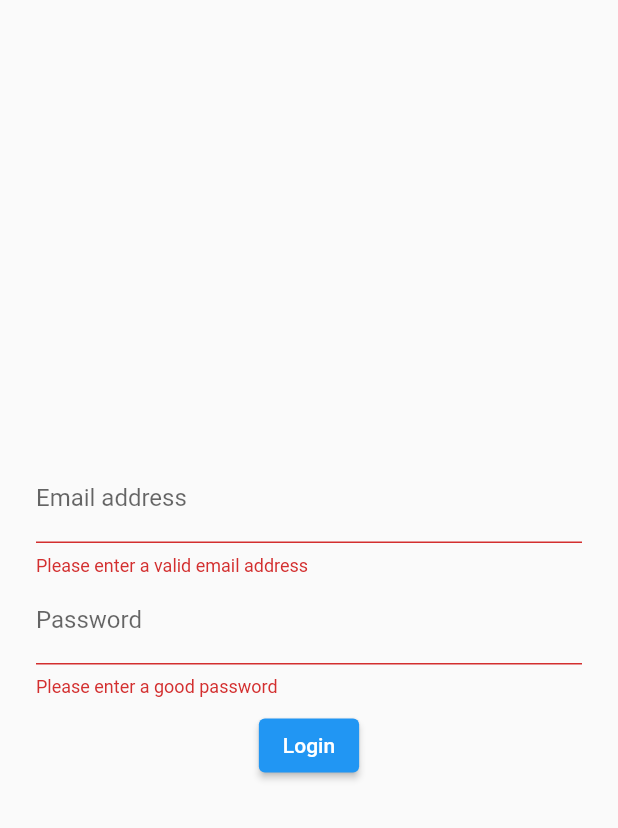
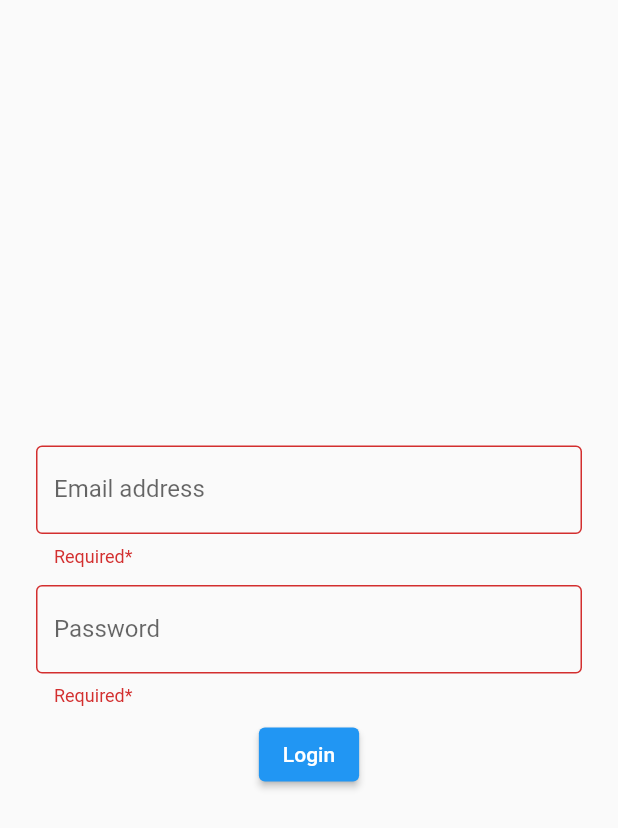
Before and after one commit to mygitt1/flutter_project_app, a Flutter app: the screen it shows after launch, after a tap on "Login", on a phone screen of 412 x 824 dp. Shown: the top 828 px of the screen. Run offline on Flutter 3.47's test engine with Material 2 defaults, Android fonts, the phone set to English and light mode, and no system bars; our stand-ins replace form_field_validator, shared_preferences.

Commit message:
second commit

```diff
--- a/lib/main.dart
+++ b/lib/main.dart
@@ -27,7 +27,9 @@ class MyApp extends StatelessWidget {
         ),
         home: LoginScreen(),
         routes: {
-          EmployeeView.routeName: (ctx) => EmployeeView(),
+          EmployeeView.routeName: (ctx) => EmployeeView(
+
+          ),
           AddEmployeeScreen.routName: (ctx) => AddEmployeeScreen(),
         },
       ),
--- a/lib/screens/login_screen.dart
+++ b/lib/screens/login_screen.dart
@@ -1,5 +1,7 @@
 import 'package:flutter/material.dart';
+
 import 'package:flutter_project_app/screens/employee_view.screen.dart';
+import 'package:form_field_validator/form_field_validator.dart';
 
 class LoginScreen extends StatefulWidget {
   @override
@@ -15,38 +17,16 @@ class _LoginScreenState extends State<LoginScreen> {
   String _userEmail = '';
   String _password = '';
 
-  void _submit() {
-    FocusScope.of(context).unfocus();
-
-    bool isValid = false;
-    // print(isValid);
-    if (_formKey.currentState != null) {
-      isValid = _formKey.currentState.validate();
-      _formKey.currentState.save();
+  String passValidator(value) {
+    if (value.isEmpty) {
+      return 'Required*';
+    } else if (value.length < 6) {
+      return 'Should be atleast 6 Characters';
+    } else if (value.length > 15) {
+      return 'Should be atmost 15 characters';
+    } else {
+      return null;
     }
-    if (!isValid) {
-      print('wnkdd');
-      return;
-    } else {
-      print(isValid);
-      // _formKey.currentState.save();
-      _userEmail = _emailEditingController.text;
-      _password = _passEditingController.text;
-      print(_userEmail);
-      print(_password);
-      Navigator.of(context).pushReplacementNamed(EmployeeView.routeName);
-    }
-    // if (isValid) {
-    //   print(isValid);
-    //   _formKey.currentState.save();
-    //   _userEmail = _emailEditingController.text;
-    //   _password = _passEditingController.text;
-    //   print(_userEmail);
-    //   print(_password);
-    //   Navigator.of(context).pushNamed(EmployeeView.routeName);
-    // } else {
-    //   return null;
-    // }
   }
 
   @override
@@ -61,37 +41,30 @@ class _LoginScreenState extends State<LoginScreen> {
             mainAxisAlignment: MainAxisAlignment.center,
             children: [
               TextFormField(
+                autovalidateMode: AutovalidateMode.always,
                 controller: _emailEditingController,
-                validator: (value) {
-                  if (value.isEmpty ||
-                      value.contains('@') && value.contains('.')) {
-                    print('working');
-                    return 'Please enter a valid email address';
-                  } else {
-                    print('not working');
-                    return null;
-                  }
-                },
+                validator: MultiValidator([
+                  RequiredValidator(errorText: 'Required*'),
+                  EmailValidator(errorText: 'Not a valid Email')
+                ]),
                 keyboardType: TextInputType.emailAddress,
-                decoration: InputDecoration(labelText: 'Email address'),
-                // onSaved: (value) {
-                //   _userEmail = value;
-                // },
+                decoration: InputDecoration(
+                  labelText: 'Email address',
+                  border: OutlineInputBorder(),
+                ),
+              ),
+              SizedBox(
+                height: 12,
               ),
               TextFormField(
+                autovalidateMode: AutovalidateMode.always,
                 controller: _passEditingController,
-                validator: (value) {
-                  if (value.isEmpty || value.length < 7) {
-                    return 'Please enter a good password';
-                  } else {
-                    return null;
-                  }
-                },
-                decoration: InputDecoration(labelText: 'Password'),
+                validator: passValidator,
+                decoration: InputDecoration(
+                  labelText: 'Password',
+                  border: OutlineInputBorder(),
+                ),
                 obscureText: true,
-                // onSaved: (value) {
-                //   _password = value;
-                // },
               ),
               SizedBox(
                 height: 8,
@@ -106,4 +79,24 @@ class _LoginScreenState extends State<LoginScreen> {
       ),
     );
   }
+
+  void _submit() async {
+    FocusScope.of(context).unfocus();
+
+    bool isValid = false;
+    // print(isValid);
+    if (_formKey.currentState != null) {
+      isValid = _formKey.currentState.validate();
+      _formKey.currentState.save();
+    }
+    if (!isValid) {
+      return;
+    } else {
+      // _formKey.currentState.save();
+      _userEmail = _emailEditingController.text;
+      _password = _passEditingController.text;
+
+      Navigator.of(context).pushReplacementNamed(EmployeeView.routeName);
+    }
+  }
 }
--- a/pubspec.yaml
+++ b/pubspec.yaml
@@ -31,6 +31,7 @@ dependencies:
   intl: ^0.17.0
   provider: ^5.0.0
   shared_preferences: ^2.0.5
+  form_field_validator: ^1.1.0
 
 dev_dependencies:
   flutter_test:
```
Also changed, not shown: lib/preferences.dart (added, +48 -0 lines), lib/provider/employee_data_provider.dart (+7 -0 lines), lib/screens/employee_view.screen.dart (+52 -22 lines), lib/widgets/add_employee.dart (+94 -65 lines), pubspec.lock.
